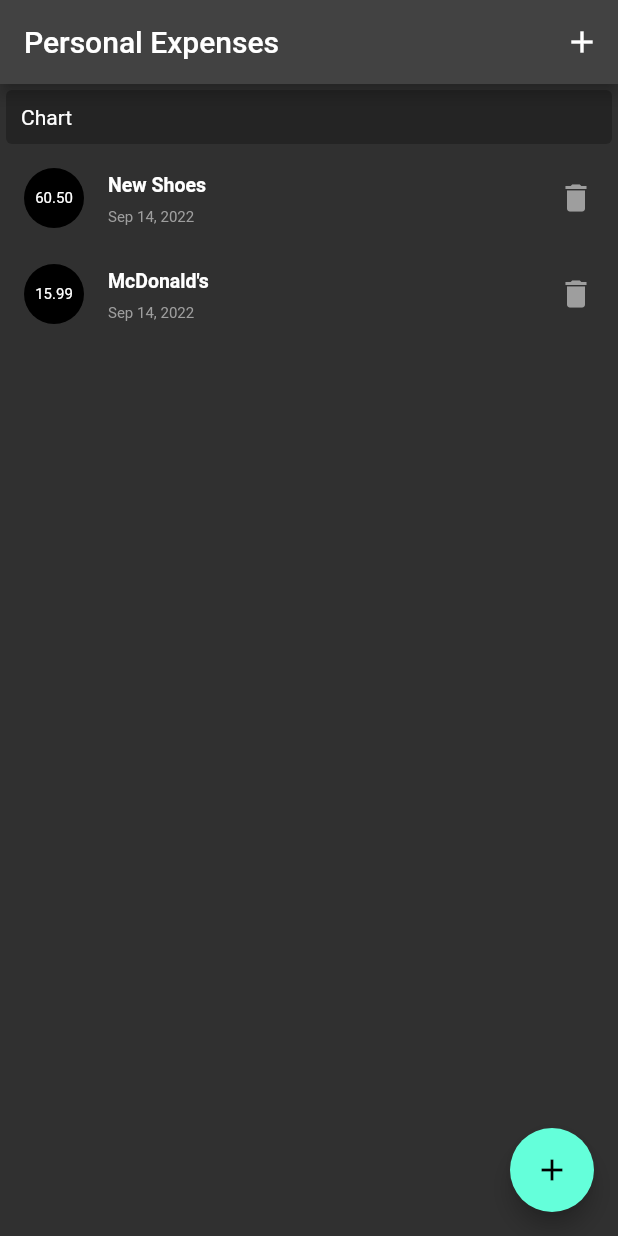
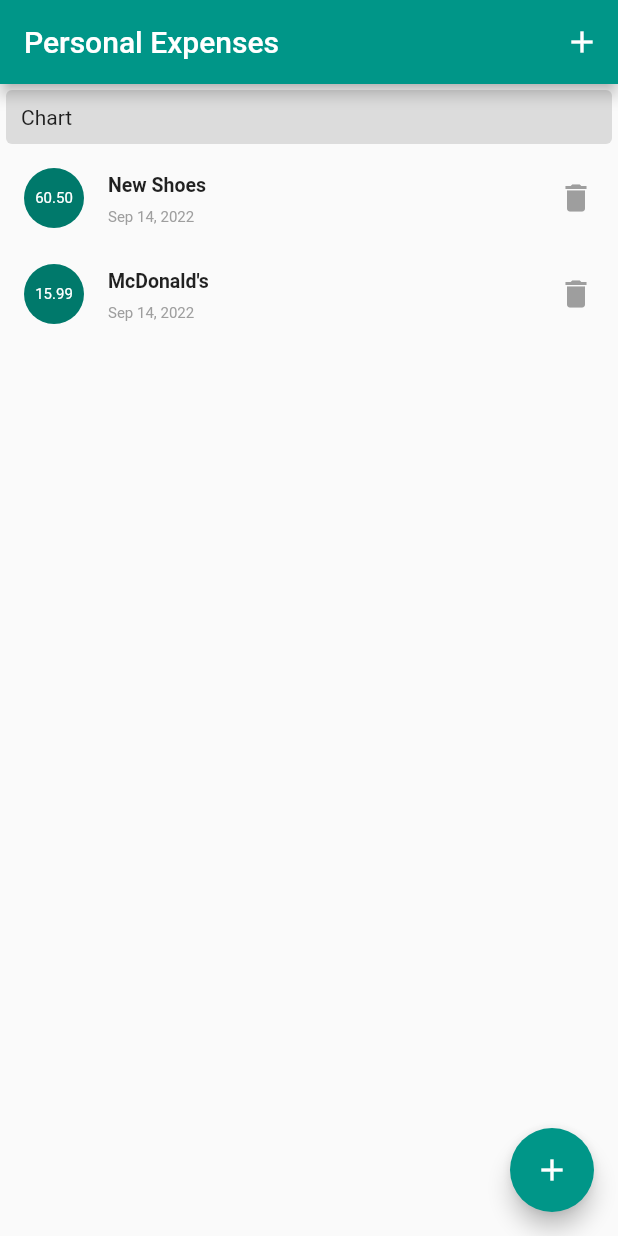
Before and after one commit to will-souza/expensesapp, a Flutter app: the screen it shows after launch, on a phone screen of 412 x 824 dp. Run offline on Flutter 3.47's test engine with Material 2 defaults, Android fonts, the phone set to English and light mode, and no system bars.

Commit message:
theme updated

```diff
--- a/lib/main.dart
+++ b/lib/main.dart
@@ -16,7 +16,9 @@ class MyApp extends StatelessWidget {
   Widget build(BuildContext context) {
     return MaterialApp(
       title: 'Personal Expenses',
-      theme: ThemeData.dark(),
+      theme: ThemeData(
+        primarySwatch: Colors.teal,
+      ),
       home: const MyHomePage(),
     );
   }
@@ -91,7 +93,7 @@ class _MyHomePageState extends State<MyHomePage> {
             const SizedBox(
               width: double.infinity,
               child: Card(
-                color: Colors.black26,
+                color: Colors.black12,
                 elevation: 0,
                 child: Padding(
                   padding: EdgeInsets.all(10),
```
